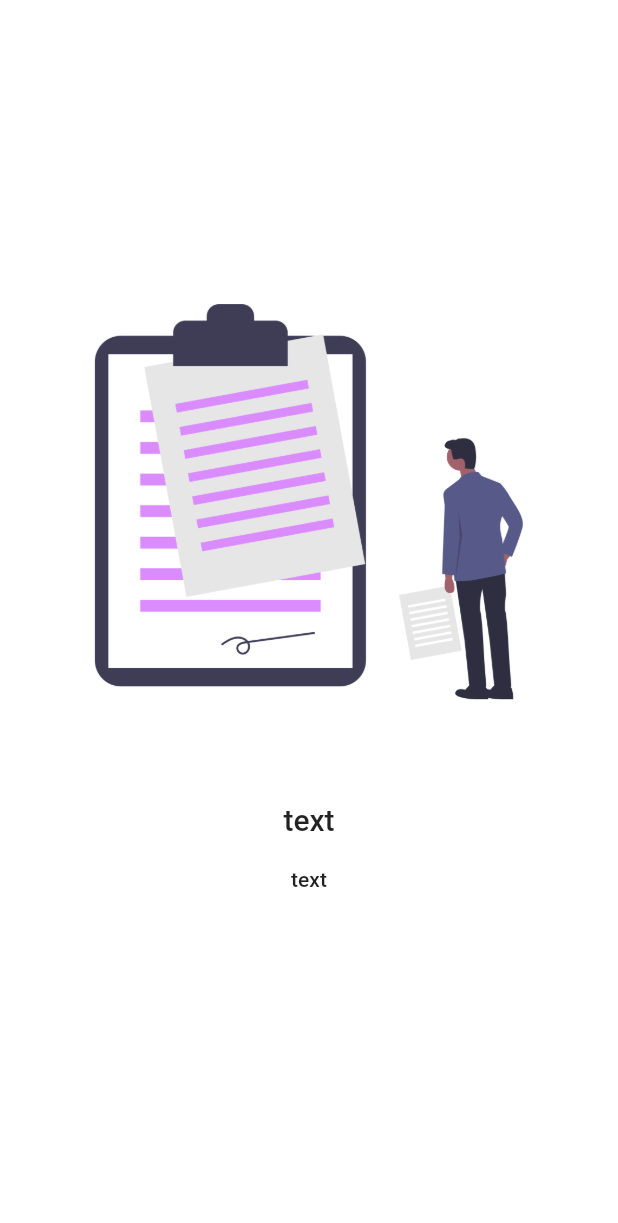
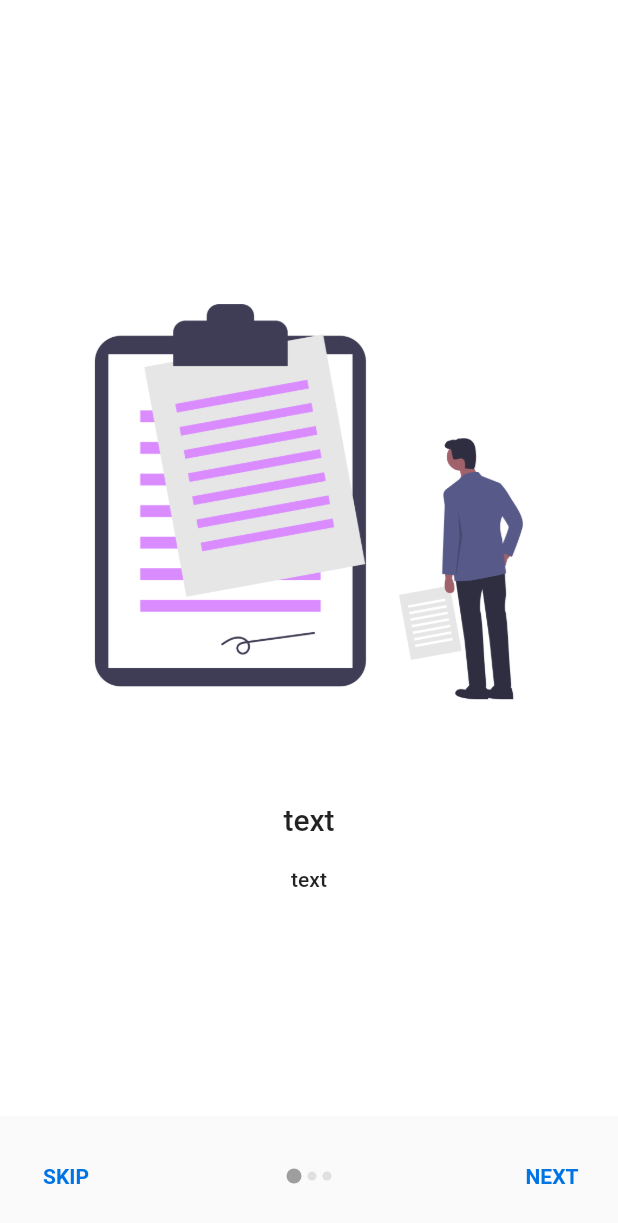
Before and after one commit to riansyahrobi8/Belajar-Flutter-UI, a Flutter app: the screen it shows after launch, on a phone screen of 412 x 824 dp. Shown: the top 1223 px of the screen. Run offline on Flutter 3.47's test engine with Material 2 defaults, Android fonts, the phone set to English and light mode, and no system bars; our stand-ins replace simple_animations.

Commit message:
learning onboarding part2

```diff
--- a/lib/routing/const_routing.dart
+++ b/lib/routing/const_routing.dart
@@ -1,2 +1,5 @@
+import 'package:belajar_ui_flutter/screens/OnBoarding.dart';
+
 const splashRoute = '/';
 const onBoardingRoute = '/onBoarding';
+const onBoardingRoute2 = '/onboarding2';
--- a/lib/routing/router.dart
+++ b/lib/routing/router.dart
@@ -1,5 +1,6 @@
 import 'package:belajar_ui_flutter/routing/const_routing.dart';
 import 'package:belajar_ui_flutter/screens/OnBoarding.dart';
+import 'package:belajar_ui_flutter/screens/Onboarding2.dart';
 import 'package:belajar_ui_flutter/screens/SplashScreen.dart';
 import 'package:flutter/material.dart';
 
@@ -8,6 +9,8 @@ class Router {
     switch (routeSettings.name) {
       case onBoardingRoute:
         return MaterialPageRoute(builder: (_) => OnBoarding());
+      case onBoardingRoute2:
+        return MaterialPageRoute(builder: (_) => OnBOarding2());
       default:
         return MaterialPageRoute(builder: (_) => SplashScreen());
     }
--- a/lib/screens/OnBoarding.dart
+++ b/lib/screens/OnBoarding.dart
@@ -51,13 +51,85 @@ class _OnBoardingState extends State<OnBoarding> {
               )
             ],
           )),
+      bottomSheet: slideIndex != 2
+          ? Container(
+              margin: EdgeInsets.symmetric(vertical: 16.0),
+              child: Row(
+                mainAxisAlignment: MainAxisAlignment.spaceBetween,
+                children: <Widget>[
+                  FlatButton(
+                    onPressed: () {
+                      _controller.animateToPage(2,
+                          duration: Duration(milliseconds: 400),
+                          curve: Curves.linear);
+                    },
+                    child: Text(
+                      "SKIP",
+                      style: TextStyle(
+                          color: Color(0xFF0074E4),
+                          fontWeight: FontWeight.w600),
+                    ),
+                    splashColor: Colors.blue[50],
+                  ),
+                  Container(
+                    child: Row(
+                      children: [
+                        for (int i = 0; i < 3; i++)
+                          i == slideIndex
+                              ? _buildPageIndicators(true)
+                              : _buildPageIndicators(false)
+                      ],
+                    ),
+                  ),
+                  FlatButton(
+                    onPressed: () {
+                      print("This is slideIndex: $slideIndex");
+                      _controller.animateToPage(slideIndex + 1,
+                          duration: Duration(milliseconds: 500),
+                          curve: Curves.linear);
+                    },
+                    child: Text(
+                      "NEXT",
+                      style: TextStyle(
+                          color: Color(0xFF0074E4),
+                          fontWeight: FontWeight.w600),
+                    ),
+                    splashColor: Colors.blue[50],
+                  ),
+                ],
+              ),
+            )
+          : InkWell(
+              onTap: () {
+                print("GET STARTED");
+              },
+              child: Container(
+                alignment: Alignment.center,
+                color: Colors.blue,
+                child: Text(
+                  "GET STARTED",
+                  style: TextStyle(
+                      color: Colors.white, fontWeight: FontWeight.w600),
+                ),
+              ),
+            ),
     );
   }
 
   @override
   void dispose() {
-    // TODO: implement dispose
     _controller.dispose();
     super.dispose();
   }
+
+  Widget _buildPageIndicators(bool isCurrentPage) {
+    return Container(
+      margin: EdgeInsets.symmetric(horizontal: 2.0),
+      height: isCurrentPage ? 10.0 : 6.0,
+      width: isCurrentPage ? 10.0 : 6.0,
+      decoration: BoxDecoration(
+          color: isCurrentPage ? Colors.grey : Colors.grey[300],
+          borderRadius: BorderRadius.circular(12.0)),
+    );
+  }
 }
--- /dev/null
+++ b/lib/screens/Onboarding2.dart
@@ -0,0 +1,13 @@
+import 'package:flutter/material.dart';
+
+class OnBOarding2 extends StatefulWidget {
+  @override
+  _OnBOarding2State createState() => _OnBOarding2State();
+}
+
+class _OnBOarding2State extends State<OnBOarding2> {
+  @override
+  Widget build(BuildContext context) {
+    return Container();
+  }
+}
```
